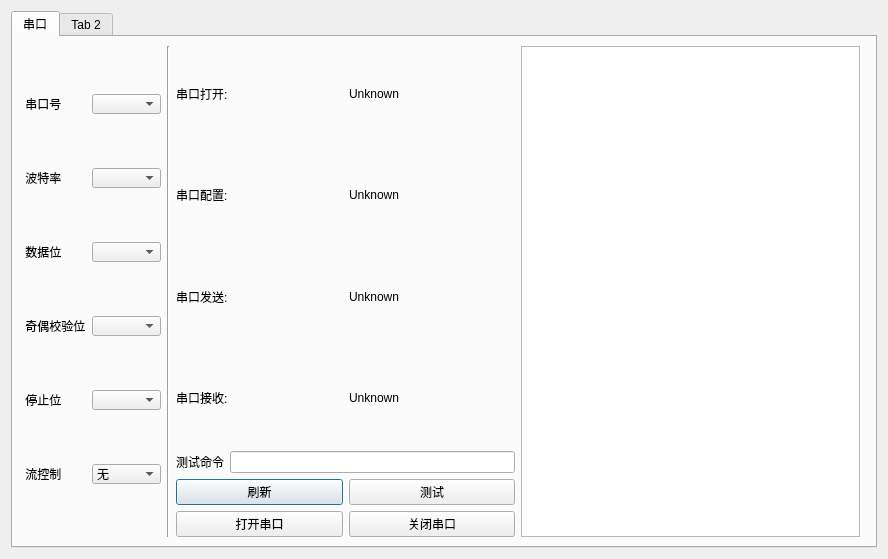
First picture: the form in SmartHome/SerialPort/dialogserial.ui, repository lotdoney/SmartHome, before the edit.
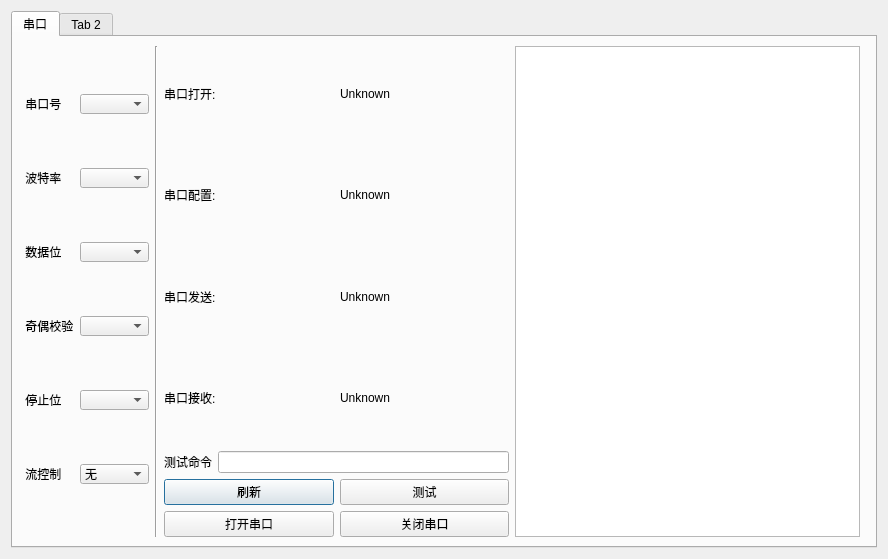
Second picture: the form after the edit. The open tabs and pages were chosen to show the change.

Patch:
```diff
--- a/SmartHome/SerialPort/dialogserial.ui
+++ b/SmartHome/SerialPort/dialogserial.ui
@@ -138,7 +138,7 @@
              <item>
               <widget class="QLabel" name="lblParity">
                <property name="text">
-                <string> 奇偶校验位</string>
+                <string> 奇偶校验</string>
                </property>
               </widget>
              </item>
```
Left out of the diff: 2 changed lines with no effect on the pictures.
